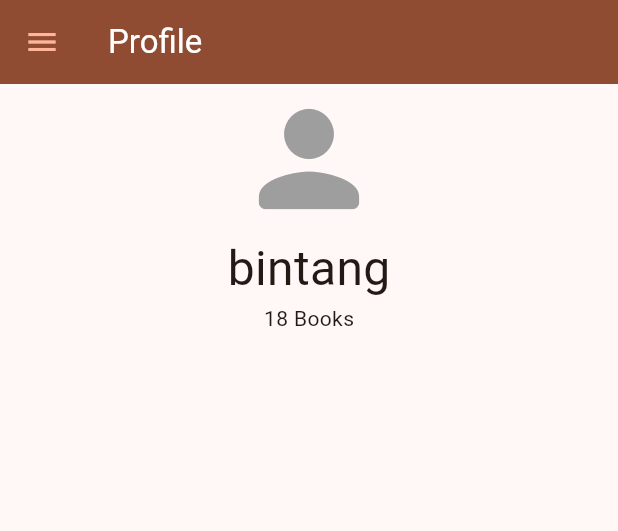
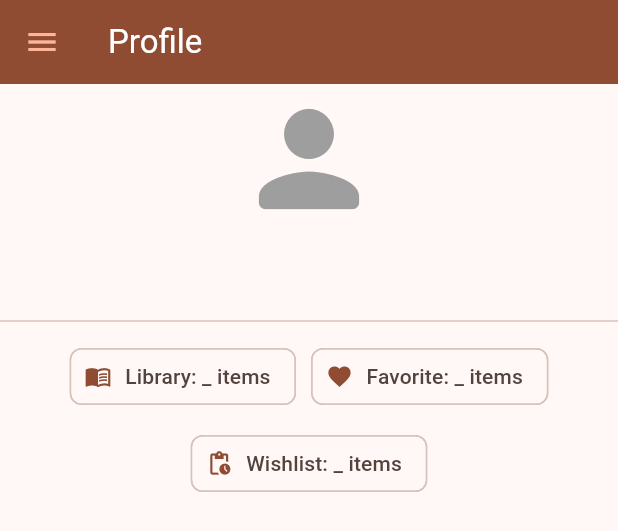
Before and after one commit to bintangyosua/LabMobile3_PankyBintang_F, a Flutter app: the Sidemenu widget shown alone on an empty page, opened directly, after a tap on "Profile", on a phone screen of 412 x 824 dp. Shown: the top 531 px of the screen. Run offline on Flutter 3.47's test engine with Material 3 defaults, Android fonts, the phone set to English and light mode, and no system bars; our stand-ins replace csv, shared_preferences; accounts and stored records are empty.

Commit message:
trying to fix it up

```diff
--- a/lib/components/sidemenu.dart
+++ b/lib/components/sidemenu.dart
@@ -7,11 +7,11 @@ import 'package:shared_preferences/shared_preferences.dart';
 class Sidemenu extends StatelessWidget {
   const Sidemenu({Key? key}) : super(key: key);
 
-  Future<String?> getEmail(BuildContext context) async {
+  Future<String?> getUsername(BuildContext context) async {
     SharedPreferences prefs = await SharedPreferences.getInstance();
-    String? email = prefs.getString('email');
-    return email != null
-        ? email
+    String? username = prefs.getString('username');
+    return username != null
+        ? username
         : Navigator.push(
             context, MaterialPageRoute(builder: (context) => LoginPage()));
   }
@@ -21,7 +21,7 @@ class Sidemenu extends StatelessWidget {
     return Drawer(
       child: ListView(children: [
         FutureBuilder<String?>(
-          future: getEmail(context),
+          future: getUsername(context),
           builder: (context, snapshot) {
             if (snapshot.hasData) {
               return DrawerHeader(
--- a/lib/profile_page.dart
+++ b/lib/profile_page.dart
@@ -1,8 +1,19 @@
+import 'dart:convert';
+
 import 'package:flutter/material.dart';
 import 'package:minuet_library/components/sidemenu.dart';
+import 'package:minuet_library/library_page.dart';
+import 'package:minuet_library/login_page.dart';
+import 'package:shared_preferences/shared_preferences.dart';
 
 class ProfilePage extends StatelessWidget {
   const ProfilePage({super.key});
+
+  Future<String> getUsername(BuildContext context) async {
+    SharedPreferences prefs = await SharedPreferences.getInstance();
+    String username = prefs.getString('username')!;
+    return username;
+  }
 
   @override
   Widget build(BuildContext context) {
@@ -18,19 +29,52 @@ class ProfilePage extends StatelessWidget {
         ),
       ),
       drawer: const Sidemenu(),
-      body: const Center(
+      body: Center(
           child: Column(
         children: [
-          Icon(
+          const Icon(
             Icons.person_rounded,
             size: 100,
             color: Colors.grey,
           ),
-          Text(
-            'bintang',
-            style: TextStyle(fontSize: 32),
+          FutureBuilder(
+              future: getUsername(context),
+              builder: (context, snapshot) {
+                if (snapshot.hasData) {
+                  return Text(
+                    '${snapshot.data}',
+                    style: const TextStyle(fontSize: 32),
+                  );
+                } else {
+                  return const CircularProgressIndicator();
+                }
+              }),
+          const SizedBox(
+            height: 5,
           ),
-          Text('18 Books')
+          const Divider(),
+          const SizedBox(
+            height: 5,
+          ),
+          const Wrap(
+            alignment: WrapAlignment.center,
+            spacing: 10,
+            runSpacing: 10,
+            children: [
+              Chip(
+                avatar: Icon(Icons.menu_book),
+                label: Text('Library: _ items'),
+              ),
+              Chip(
+                avatar: Icon(Icons.favorite),
+                label: Text('Favorite: _ items'),
+              ),
+              Chip(
+                avatar: Icon(Icons.pending_actions),
+                label: Text('Wishlist: _ items'),
+              ),
+            ],
+          ),
         ],
       )),
     );
```
Also changed, not shown: lib/components/action_button.dart (+9 -2 lines), lib/library_page.dart (+5 -4 lines), lib/login_page.dart (+9 -3 lines), 2 other files.
